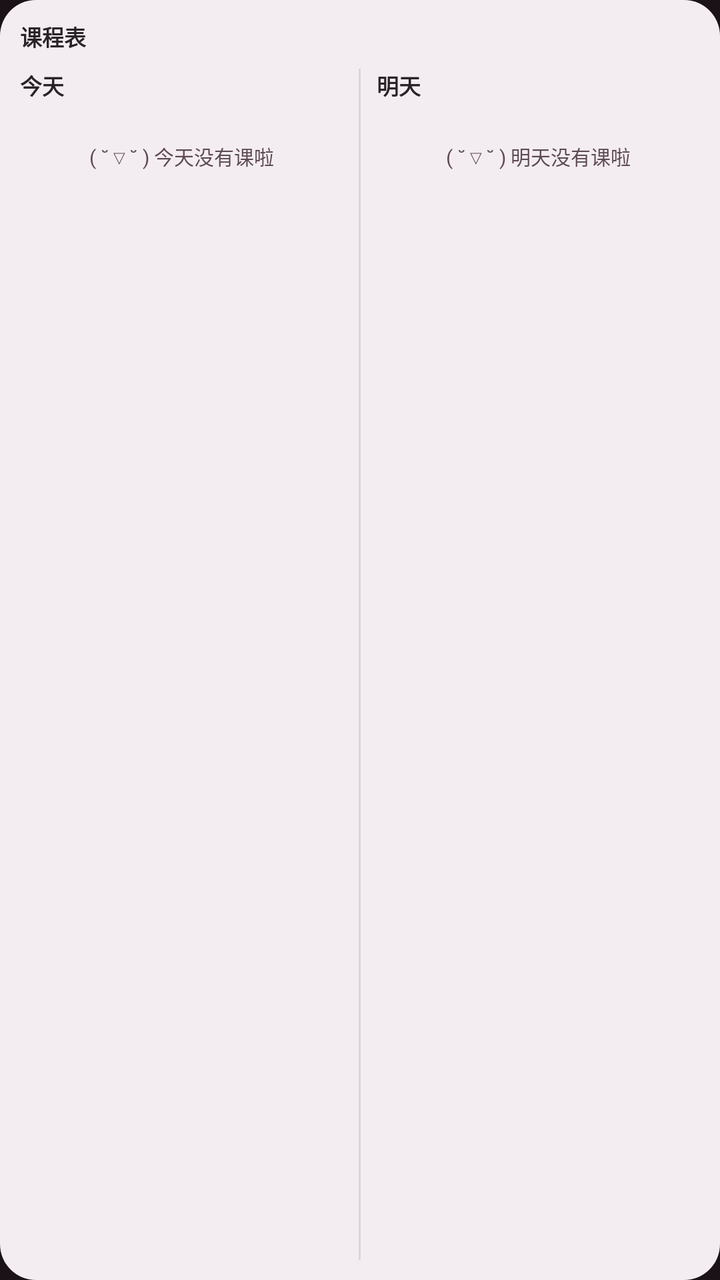
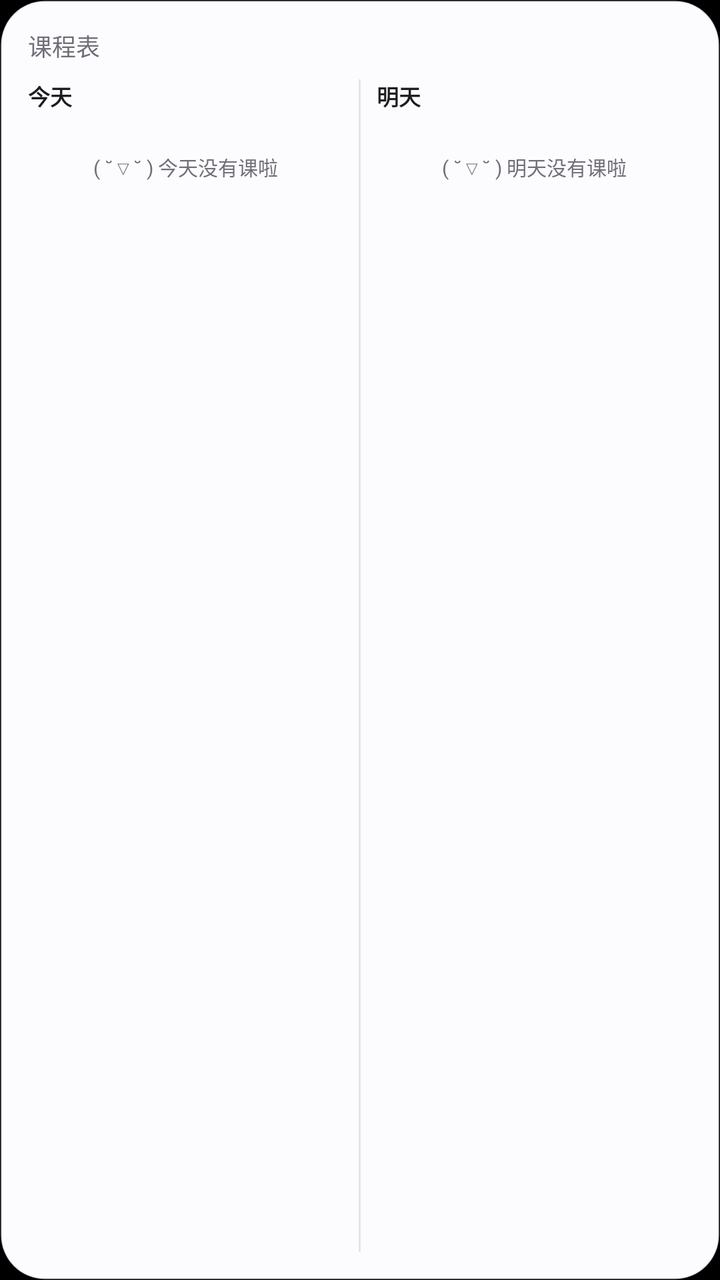

Two renders of the same Android screen: before a commit and after it. Below are the layout's source before the change and the commit's diff.
<!-- AndroidManifest.xml: application theme Theme.CourseTable -->
<!-- res/layout/widget_today_tomorrow.xml -->
<?xml version="1.0" encoding="utf-8"?>
<LinearLayout xmlns:android="http://schemas.android.com/apk/res/android"
    android:id="@android:id/background"
    android:layout_width="match_parent"
    android:layout_height="match_parent"
    android:background="@drawable/widget_bg"
    android:orientation="vertical"
    android:padding="10dp">

    
    <LinearLayout
        android:layout_width="match_parent"
        android:layout_height="wrap_content"
        android:gravity="center_vertical"
        android:orientation="horizontal"
        android:paddingBottom="8dp">

        <TextView
            android:layout_width="wrap_content"
            android:layout_height="wrap_content"
            android:text="课程表"
            android:textColor="@color/widget_text"
            android:textSize="11sp"
            android:textStyle="bold" />

        <TextView
            android:id="@+id/mt_date"
            android:layout_width="0dp"
            android:layout_height="wrap_content"
            android:layout_marginStart="8dp"
            android:layout_weight="1"
            android:ellipsize="end"
            android:gravity="end"
            android:maxLines="1"
            android:textColor="@color/widget_text_dim"
            android:textSize="10sp" />
    </LinearLayout>

    <LinearLayout
        android:layout_width="match_parent"
        android:layout_height="0dp"
        android:layout_weight="1"
        android:orientation="horizontal">

        
        <LinearLayout
            android:id="@+id/mt_today_col"
            android:layout_width="0dp"
            android:layout_height="match_parent"
            android:layout_weight="1"
            android:orientation="vertical">

            <TextView
                android:layout_width="match_parent"
                android:layout_height="wrap_content"
                android:text="今天"
                android:textColor="@color/widget_text"
                android:textSize="11sp"
                android:textStyle="bold" />

            <LinearLayout
                android:id="@+id/mt_today_list"
                android:layout_width="match_parent"
                android:layout_height="wrap_content"
                android:layout_marginTop="4dp"
                android:orientation="vertical" />

            <TextView
                android:id="@+id/mt_today_empty"
                android:layout_width="match_parent"
                android:layout_height="wrap_content"
                android:layout_marginTop="16dp"
                android:gravity="center"
                android:text="( ˘▽˘ ) 今天没有课啦"
                android:textColor="@color/widget_text_dim"
                android:textSize="10sp" />
        </LinearLayout>

        
        <TextView
            android:id="@+id/mt_divider"
            android:layout_width="1dp"
            android:layout_height="match_parent"
            android:layout_marginStart="8dp"
            android:layout_marginEnd="8dp"
            android:background="@color/widget_divider" />

        
        <LinearLayout
            android:id="@+id/mt_tomorrow_col"
            android:layout_width="0dp"
            android:layout_height="match_parent"
            android:layout_weight="1"
            android:orientation="vertical">

            <TextView
                android:layout_width="match_parent"
                android:layout_height="wrap_content"
                android:text="明天"
                android:textColor="@color/widget_text"
                android:textSize="11sp"
                android:textStyle="bold" />

            <LinearLayout
                android:id="@+id/mt_tomorrow_list"
                android:layout_width="match_parent"
                android:layout_height="wrap_content"
                android:layout_marginTop="4dp"
                android:orientation="vertical" />

            <TextView
                android:id="@+id/mt_tomorrow_empty"
                android:layout_width="match_parent"
                android:layout_height="wrap_content"
                android:layout_marginTop="16dp"
                android:gravity="center"
                android:text="( ˘▽˘ ) 明天没有课啦"
                android:textColor="@color/widget_text_dim"
                android:textSize="10sp" />
        </LinearLayout>
    </LinearLayout>
</LinearLayout>
<!-- resources referenced by this layout -->
<resources>
  <color name="widget_divider">#DED2D8</color>
  <color name="widget_text">#2B2227</color>
  <color name="widget_text_dim">#5D4A52</color>
  <!-- drawable widget_bg (drawable) -->
  <?xml version="1.0" encoding="utf-8"?>
  <shape xmlns:android="http://schemas.android.com/apk/res/android"
      android:shape="rectangle">
      <solid android:color="@color/widget_bg" />
      <corners android:radius="18dp" />
  </shape>
  <style name="Theme.CourseTable" parent="@android:style/Theme.Material.NoActionBar">
          <item name="android:windowBackground">#FF1A1216</item>
          <item name="android:statusBarColor">@android:color/transparent</item>
      </style>
  <color name="widget_bg">#F3EDF1</color>
</resources>

<!-- the commit's change to res/layout/widget_today_tomorrow.xml (unified diff, before → after) -->
@@ -5,7 +5,7 @@
     android:layout_height="match_parent"
     android:background="@drawable/widget_bg"
     android:orientation="vertical"
-    android:padding="10dp">
+    android:padding="14dp">
 
     
     <LinearLayout
@@ -16,24 +16,27 @@
         android:paddingBottom="8dp">
 
         <TextView
-            android:layout_width="wrap_content"
+            android:id="@+id/mt_table"
+            android:layout_width="0dp"
             android:layout_height="wrap_content"
+            android:layout_weight="1"
+            android:ellipsize="end"
+            android:maxLines="1"
             android:text="课程表"
-            android:textColor="@color/widget_text"
-            android:textSize="11sp"
-            android:textStyle="bold" />
+            android:textColor="@color/widget_text_dim"
+            android:textSize="12sp" />
 
         <TextView
             android:id="@+id/mt_date"
-            android:layout_width="0dp"
+            android:layout_width="wrap_content"
             android:layout_height="wrap_content"
             android:layout_marginStart="8dp"
-            android:layout_weight="1"
             android:ellipsize="end"
             android:gravity="end"
             android:maxLines="1"
-            android:textColor="@color/widget_text_dim"
-            android:textSize="10sp" />
+            android:textColor="@color/widget_text"
+            android:textSize="12sp"
+            android:textStyle="bold" />
     </LinearLayout>
 
     <LinearLayout
<!-- resource entries referenced after the edit -->
@@ -1,19 +1,23 @@
 <!-- resources referenced by this layout -->
 <resources>
-  <color name="widget_divider">#DED2D8</color>
-  <color name="widget_text">#2B2227</color>
-  <color name="widget_text_dim">#5D4A52</color>
+  <color name="widget_divider">#E4E4EA</color>
+  <color name="widget_text">#1C1C1E</color>
+  <color name="widget_text_dim">#6F6F78</color>
   <!-- drawable widget_bg (drawable) -->
   <?xml version="1.0" encoding="utf-8"?>
   <shape xmlns:android="http://schemas.android.com/apk/res/android"
       android:shape="rectangle">
       <solid android:color="@color/widget_bg" />
-      <corners android:radius="18dp" />
+      <corners android:radius="22dp" />
+      <stroke
+          android:width="1dp"
+          android:color="@color/widget_bg_stroke" />
   </shape>
   <style name="Theme.CourseTable" parent="@android:style/Theme.Material.NoActionBar">
-          <item name="android:windowBackground">#FF1A1216</item>
+          <item name="android:windowBackground">#FF000000</item>
           <item name="android:statusBarColor">@android:color/transparent</item>
       </style>
-  <color name="widget_bg">#F3EDF1</color>
+  <color name="widget_bg">#FCFCFE</color>
+  <color name="widget_bg_stroke">#1F000000</color>
 </resources>
 
